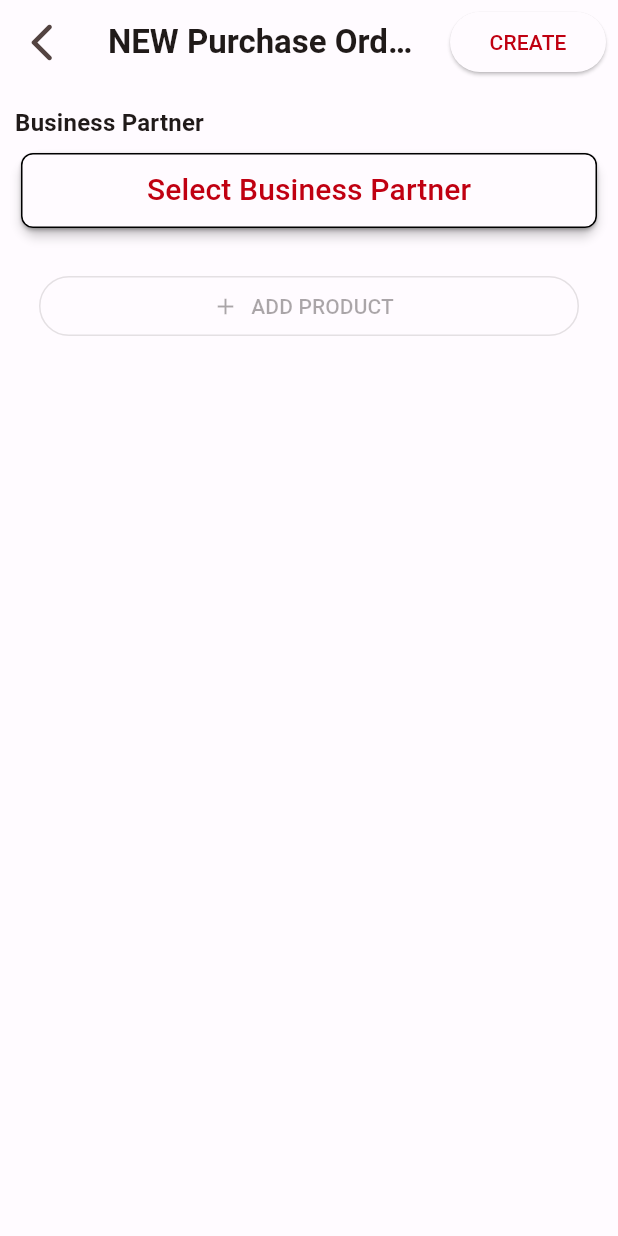
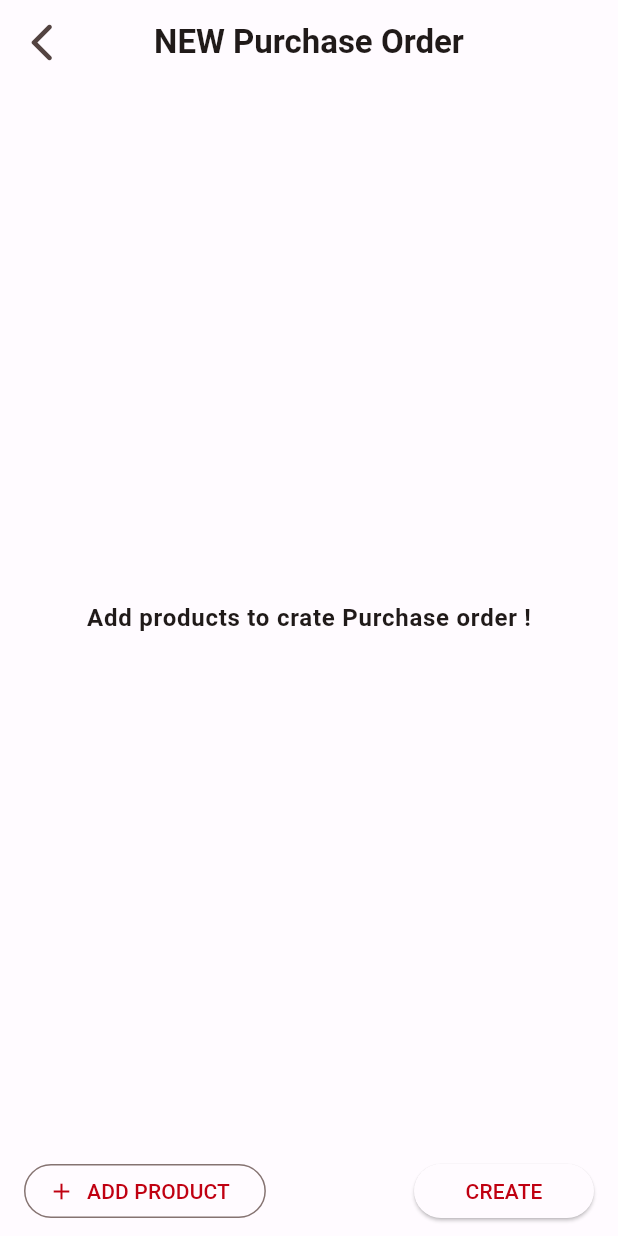
Before and after one commit to maheshgonela/minerva_Project, a Flutter app: the NewPurchaseOrderForm screen opened directly, on a phone screen of 412 x 824 dp. Run offline on Flutter 3.47's test engine with Material 2 defaults, Android fonts, the phone set to English and light mode, and no system bars; our stand-ins replace bloc, cloud_firestore, connectivity, dartz, firebase_crashlytics, flutter_bloc and 9 more; missing offline and left inert: barcode_scan2, flutter_barcode_scanner; accounts and stored records are empty.

Commit message:
new Purchase order were created but not logic of cteate btn

```diff
--- /dev/null
+++ b/lib/features/grn/domain/entities/PurchaseOrder_form.dart
@@ -0,0 +1,19 @@
+import 'package:freezed_annotation/freezed_annotation.dart';
+import 'package:minerva/features/product_selection/domain/entity/form_line.dart';
+
+part 'PurchaseOrder_form.freezed.dart';
+
+@freezed
+abstract class PurchaseOrderForm with _$PurchaseOrderForm {
+  const factory PurchaseOrderForm({
+    required String businessPartnerId,
+    required List<FormLine> products,
+  }) = _PurchaseOrderForm;
+
+  static PurchaseOrderForm initial() {
+    return const PurchaseOrderForm(
+      businessPartnerId: '',
+      products: [],
+    );
+  }
+}
--- /dev/null
+++ b/lib/features/grn/presentation/blocs/new_purchase_order/new_purchase_order_bloc.dart
@@ -0,0 +1,48 @@
+import 'package:core/failures/failure.dart';
+import 'package:flutter_bloc/flutter_bloc.dart';
+import 'package:freezed_annotation/freezed_annotation.dart';
+import 'package:minerva/features/grn/domain/entities/PurchaseOrder_form.dart';
+import 'package:minerva/features/rtv/domain/entity/shipment_form.dart';
+import 'package:minerva/features/rtv/domain/repository/shipment_repo.dart';
+import 'package:minerva/log/app_logger.dart';
+import 'package:injectable/injectable.dart';
+
+part 'new_purchase_order_bloc.freezed.dart';
+part 'new_purchase_order_event.dart';
+part 'new_purchase_order_state.dart';
+
+@injectable
+class NewPurchaseOrderBloc
+    extends Bloc<NewPurchaseOrderEvent, NewPurchaseOrderState> {
+  final ShipmentRepo repo;
+
+  NewPurchaseOrderBloc(this.repo)
+      : super(const NewPurchaseOrderState.initial()) {
+    on<NewPurchaseOrderEvent>((event, emit) async {
+      await event.map(
+        createPurchaseOrder: (e) async {
+          emit(const NewPurchaseOrderState.loading());
+
+          try {
+            if (e.form.products.isEmpty) {
+              emit(const NewPurchaseOrderState.failure(
+                  Failure(error: 'Please add at least one product')));
+            } else {
+              // we have to work
+              //final result = await repo.createShipment(e.form);
+              // emit(result.fold(
+              //   (l) => NewPurchaseOrderState.failure(Failure(error: l.error)),
+              //   (r) => const NewPurchaseOrderState.success(),
+              // ));
+            }
+          } catch (e, st) {
+            print(e);
+            print(st);
+            logError(e, st, '[bloc] could not create shipment');
+            emit(NewPurchaseOrderState.failure(Failure(error: e.toString())));
+          }
+        },
+      );
+    });
+  }
+}
--- /dev/null
+++ b/lib/features/grn/presentation/blocs/new_purchase_order/new_purchase_order_event.dart
@@ -0,0 +1,11 @@
+part of 'new_purchase_order_bloc.dart';
+
+// @immutable
+// sealed class NewPurchaseOrderEvent {}
+
+@freezed
+abstract class NewPurchaseOrderEvent with _$NewPurchaseOrderEvent {
+  const factory NewPurchaseOrderEvent.createPurchaseOrder(
+    PurchaseOrderForm form,
+  ) = _CreatePurchaseOrder;
+}
--- /dev/null
+++ b/lib/features/grn/presentation/blocs/new_purchase_order/new_purchase_order_state.dart
@@ -0,0 +1,12 @@
+part of 'new_purchase_order_bloc.dart';
+
+@freezed
+abstract class NewPurchaseOrderState with _$NewPurchaseOrderState {
+  const factory NewPurchaseOrderState.initial() = _Initial;
+
+  const factory NewPurchaseOrderState.loading() = _Loading;
+
+  const factory NewPurchaseOrderState.success() = _Success;
+
+  const factory NewPurchaseOrderState.failure(Failure failure) = _Failure;
+}
--- a/lib/features/grn/presentation/screen/grn_screen.dart
+++ b/lib/features/grn/presentation/screen/grn_screen.dart
@@ -9,12 +9,12 @@ import 'package:minerva/features/grn/domain/entities/purchase_order.dart';
 import 'package:minerva/features/grn/presentation/blocs/create_grn/create_grn_cubit.dart';
 import 'package:minerva/features/grn/presentation/blocs/fetch_orderedproduct/fetch_orderedproduct_bloc.dart';
 import 'package:minerva/features/grn/presentation/blocs/fetch_purchase_order/fetch_purchase_order_bloc.dart';
+import 'package:minerva/features/grn/presentation/blocs/new_purchase_order/new_purchase_order_bloc.dart';
 import 'package:minerva/features/grn/presentation/screen/create_grn_screen.dart';
 import 'package:minerva/features/grn/presentation/widgets/new_purchase_order_form.dart';
 import 'package:minerva/features/product_selection/presentation/bloc/fetch_product/fetch_product_bloc.dart';
 import 'package:minerva/features/product_selection/presentation/bloc/fetch_product_category/fetch_product_category_bloc.dart';
 import 'package:minerva/features/rtv/presentation/bloc/fetch_bps/fetch_bps_bloc.dart';
-import 'package:minerva/features/rtv/presentation/bloc/new_shipment/new_shipment_bloc.dart';
 import 'package:minerva/get_it/injection.dart';
 import 'package:widgets/widgets.dart';
 
@@ -138,7 +138,7 @@ class _GRNScreenState extends State<GRNScreen> {
                     ..add(const FetchProductCategoryEvent
                         .fetchInitialProductCategory()),
                 ),
-                BlocProvider(create: (ctx) => sl.get<NewShipmentBloc>()),
+                BlocProvider(create: (ctx) => sl.get<NewPurchaseOrderBloc>()),
               ],
               child: const NewPurchaseOrderForm(),
             );
--- a/lib/features/grn/presentation/widgets/new_purchase_order_form.dart
+++ b/lib/features/grn/presentation/widgets/new_purchase_order_form.dart
@@ -1,16 +1,14 @@
-import 'package:base_auth/entity/id_name.dart';
 import 'package:flutter/material.dart';
 import 'package:flutter_bloc/flutter_bloc.dart';
+import 'package:google_fonts/google_fonts.dart';
+import 'package:minerva/features/grn/domain/entities/PurchaseOrder_form.dart';
+import 'package:minerva/features/grn/presentation/blocs/new_purchase_order/new_purchase_order_bloc.dart';
 import 'package:minerva/features/product_selection/domain/entity/form_line.dart';
 import 'package:minerva/features/product_selection/presentation/bloc/fetch_product/fetch_product_bloc.dart';
 import 'package:minerva/features/product_selection/presentation/bloc/fetch_product_category/fetch_product_category_bloc.dart';
 import 'package:minerva/features/product_selection/presentation/screens/product_selection_widget.dart';
 import 'package:minerva/features/product_selection/presentation/widgets/edite_quantity_dialog.dart';
-import 'package:minerva/features/rtv/domain/entity/entities.dart';
-import 'package:minerva/features/rtv/presentation/bloc/blocs.dart';
-import 'package:minerva/features/rtv/presentation/widgets/bp_selected_widget.dart';
 import 'package:widgets/success_dialog.dart';
-
 import 'package:minerva/get_it/injection.dart';
 import 'package:minerva/toast_message.dart';
 import 'package:widgets/loading_indicator.dart';
@@ -24,16 +22,7 @@ class NewPurchaseOrderForm extends StatefulWidget {
 }
 
 class _NewPurchaseOrderFormState extends State<NewPurchaseOrderForm> {
-  ShipmentForm _form = ShipmentForm.initial();
-  bool isfinalSelected = false;
-  void disablebtn(IdName f, bool isSelected) {
-    setState(() {
-      isfinalSelected = isSelected;
-      //_form.copyWith(businessPartnerId: f.id);
-      _form = _form.copyWith(businessPartnerId: f.id);
-      print('_form : ?? / $_form');
-    });
-  }
+  PurchaseOrderForm _form = PurchaseOrderForm.initial();
 
   @override
   Widget build(BuildContext context) {
@@ -41,30 +30,73 @@ class _NewPurchaseOrderFormState extends State<NewPurchaseOrderForm> {
       appBar: SimpleAppBar(
         height: 60,
         title: "NEW Purchase Order",
-        centerTitle: false,
-        actions: [
-          BlocConsumer<NewShipmentBloc, NewShipmentState>(
+        centerTitle: true,
+      ),
+      body: _form.products.isEmpty
+          ? Center(
+              child: Text(
+                "Add products to crate Purchase order !",
+                style: GoogleFonts.istokWeb(
+                    textStyle: Theme.of(context)
+                        .textTheme
+                        .bodyLarge!
+                        .copyWith(fontWeight: FontWeight.bold)),
+              ),
+            )
+          : Padding(
+              padding: const EdgeInsets.all(10.0),
+              child: Column(
+                crossAxisAlignment: CrossAxisAlignment.start,
+                children: [
+                  Padding(
+                    padding: const EdgeInsets.only(bottom: 4, left: 4),
+                    child: Text(
+                      _form.products.length == 1
+                          ? "Selected Product"
+                          : "Selected Products",
+                      style: Theme.of(context)
+                          .textTheme
+                          .headlineSmall
+                          ?.copyWith(fontWeight: FontWeight.bold),
+                    ),
+                  ),
+                  _buildProductList(),
+                ],
+              ),
+            ),
+      bottomNavigationBar: BottomAppBar(
+        height: 60,
+        child: Row(
+          mainAxisAlignment: MainAxisAlignment.spaceBetween,
+          children: <Widget>[
+            OutlinedButton.icon(
+              onPressed: () => _openProductSelection(),
+              icon: const Icon(Icons.add),
+              label: Text(
+                'Add Product'.toUpperCase(),
+              ),
+            ),
+            BlocConsumer<NewPurchaseOrderBloc, NewPurchaseOrderState>(
               listener: (ctx, state) {
                 state.maybeWhen(
-                failure: (f) =>
-                    toastMessage(errorMessage: f.error, context: context),
+                  failure: (f) {
+                    //  print("failure");
+                    toastMessage(errorMessage: f.error, context: context);
+                  },
                   success: () => _showSuccessDialog(),
-                orElse: () {},
+                  orElse: () {
+                    // print("orElse");
+                  },
                 );
               },
               builder: (ctx, state) {
                 return state.when(
                   initial: () => _buildCreateButton(context),
-                loading: () => Row(
-                  children: [
-                    const SizedBox(
-                      width: 20,
+                  loading: () => Container(
+                    width: 120,
+                    child: Center(
+                      child: LoadingIndicator(),
                     ),
-                    LoadingIndicator(),
-                    const SizedBox(
-                      width: 40,
-                    )
-                  ],
                   ),
                   success: () => const SizedBox(height: 0, width: 0),
                   failure: (f) => _buildCreateButton(context),
@@ -73,54 +105,14 @@ class _NewPurchaseOrderFormState extends State<NewPurchaseOrderForm> {
             ),
           ],
         ),
-      body: Padding(
-        padding: const EdgeInsets.all(10.0),
-        child: Column(
-          crossAxisAlignment: CrossAxisAlignment.start,
-          children: [
-            BpSelectionWidget(
-              onSelected: (f, isSelected) {
-                disablebtn(f, isSelected);
-              },
-            ),
-            const SizedBox(height: 8),
-            Container(
-              width: double.infinity,
-              padding: const EdgeInsets.all(16.0),
-              child: OutlinedButton.icon(
-                onPressed: isfinalSelected == false
-                    ? null
-                    : () {
-                        _openProductSelection();
-                      },
-                icon: const Icon(Icons.add),
-                label: Text(
-                  'Add Product'.toUpperCase(),
-                ),
-              ),
-            ),
-            const SizedBox(height: 8),
-            Padding(
-              padding: const EdgeInsets.only(bottom: 4),
-              child: Text(
-                _form.products.isEmpty ? " " : "Selected Products",
-                style: Theme.of(context)
-                    .textTheme
-                    .titleMedium
-                    ?.copyWith(fontWeight: FontWeight.bold),
-              ),
-            ),
-            _buildProductList(),
-          ],
-        ),
       ),
     );
   }
 
-  Container _buildCreateButton(BuildContext context) {
-    return Container(
+  SizedBox _buildCreateButton(BuildContext context) {
+    return SizedBox(
       width: 120,
-      padding: const EdgeInsets.all(8.0),
+      // padding: const EdgeInsets.all(8.0),
       child: ElevatedButton(
         style: ElevatedButton.styleFrom(
           padding: EdgeInsets.zero,
@@ -128,8 +120,8 @@ class _NewPurchaseOrderFormState extends State<NewPurchaseOrderForm> {
         onPressed: () {
           print('HIHIH');
           print('_form $_form');
-          BlocProvider.of<NewShipmentBloc>(context)
-              .add(NewShipmentEvent.createShipment(_form));
+          BlocProvider.of<NewPurchaseOrderBloc>(context)
+              .add(NewPurchaseOrderEvent.createPurchaseOrder(_form));
         },
         child: const Text("CREATE"),
       ),
--- a/lib/features/rtv/presentation/widgets/new_shipment_form.dart
+++ b/lib/features/rtv/presentation/widgets/new_shipment_form.dart
@@ -46,10 +46,14 @@ class _NewShipmentFormState extends State<NewShipmentForm> {
           BlocConsumer<NewShipmentBloc, NewShipmentState>(
             listener: (ctx, state) {
               state.maybeWhen(
-                failure: (f) =>
-                    toastMessage(errorMessage: f.error, context: context),
+                failure: (f) {
+                  // print("failure sh");
+                  toastMessage(errorMessage: f.error, context: context);
+                },
                 success: () => _showSuccessDialog(),
-                orElse: () {},
+                orElse: () {
+                  //print("orElse sh");
+                },
               );
             },
             builder: (ctx, state) {
--- a/lib/toast_message.dart
+++ b/lib/toast_message.dart
@@ -44,6 +44,7 @@ Future toastMessage({
         left: 15,
         right: 15,
         child: Material(
+          color: Colors.transparent,
           child: Padding(
             padding: const EdgeInsets.only(left: 20, right: 20),
             child: Container(
--- a/packages/widgets/lib/simple_app_bar.dart
+++ b/packages/widgets/lib/simple_app_bar.dart
@@ -32,11 +32,17 @@ class SimpleAppBar extends StatelessWidget implements PreferredSizeWidget {
       leading: GoBackIcon(icon: const Icon(Icons.arrow_back_ios_new_rounded)),
       title: Text(
         title,
-        style: GoogleFonts.istokWeb(
-            textStyle: Theme.of(context)
-                .textTheme
-                .titleLarge!
-                .copyWith(fontWeight: FontWeight.bold)),
+        style: title.length >= 13
+            ? GoogleFonts.istokWeb(
+                textStyle: Theme.of(context)
+                    .textTheme
+                    .titleLarge!
+                    .copyWith(fontWeight: FontWeight.bold))
+            : GoogleFonts.istokWeb(
+                textStyle: Theme.of(context)
+                    .textTheme
+                    .titleLarge!
+                    .copyWith(fontWeight: FontWeight.bold)),
       ),
       iconTheme: const IconThemeData(
         size: 30,
```
Also changed, not shown: lib/features/grn/domain/entities/PurchaseOrder_form.freezed.dart (added), lib/features/grn/presentation/blocs/new_purchase_order/new_purchase_order_bloc.freezed.dart (added), lib/get_it/injection.config.dart. Lines whose indentation alone changed are shown as unchanged.
